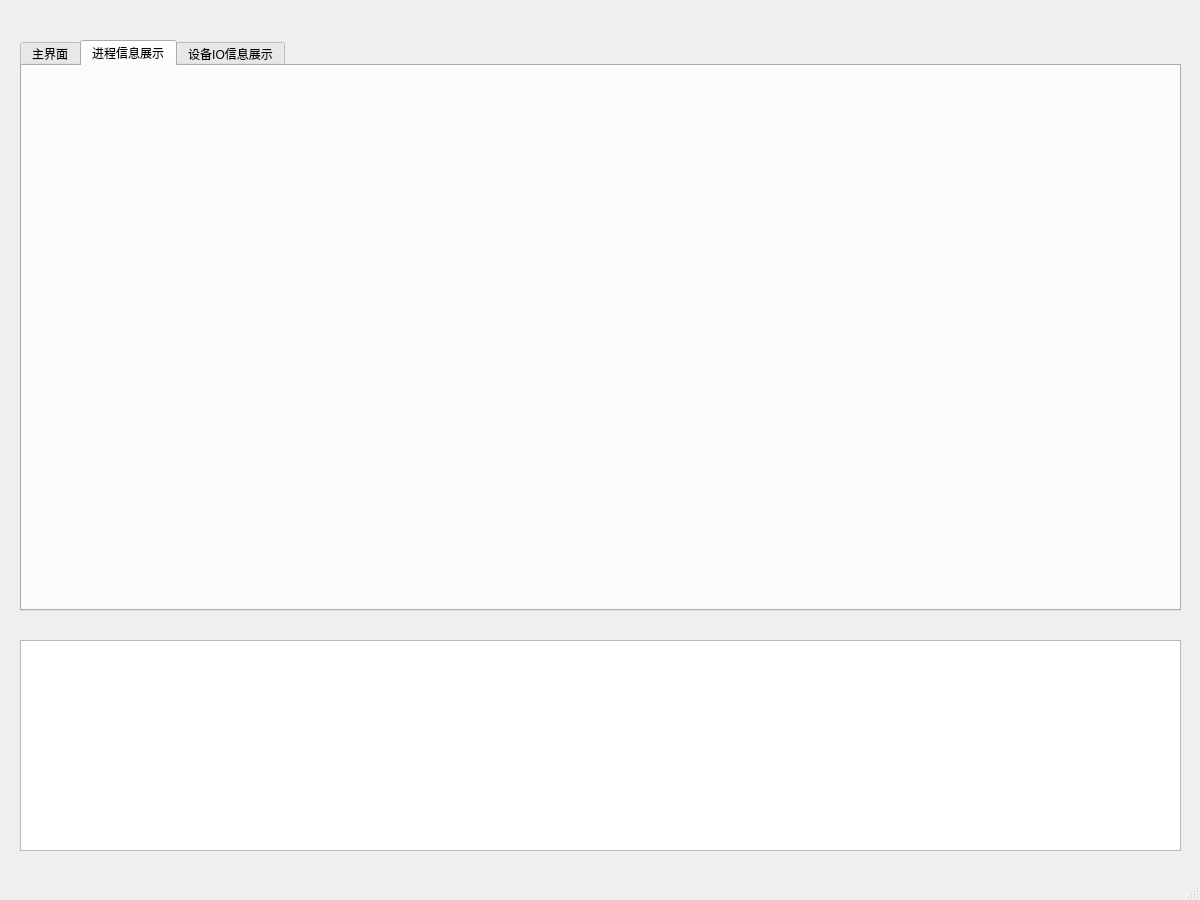
First picture: the form in main_test.ui, repository Fotiligner/OSproject, before the edit.
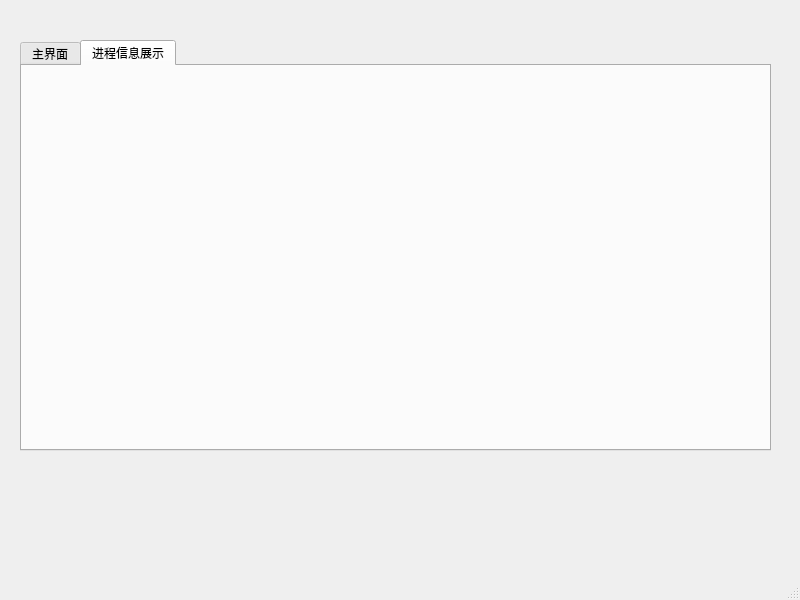
Second picture: the form after the edit. The open tabs and pages were chosen to show the change.

```diff
--- a/main_test.ui
+++ b/main_test.ui
@@ -2,29 +2,14 @@
 <ui version="4.0">
  <class>MainWindow</class>
  <widget class="QMainWindow" name="MainWindow">
-  <property name="enabled">
-   <bool>true</bool>
-  </property>
   <property name="geometry">
    <rect>
     <x>0</x>
     <y>0</y>
-    <width>1200</width>
-    <height>900</height>
+    <width>800</width>
+    <height>600</height>
    </rect>
   </property>
-  <property name="minimumSize">
-   <size>
-    <width>1200</width>
-    <height>900</height>
-   </size>
-  </property>
-  <property name="maximumSize">
-   <size>
-    <width>1200</width>
-    <height>900</height>
-   </size>
-  </property>
   <property name="windowTitle">
    <string>操作系统模拟软件</string>
   </property>
@@ -34,8 +19,8 @@
      <rect>
       <x>20</x>
       <y>40</y>
-      <width>1161</width>
-      <height>571</height>
+      <width>751</width>
+      <height>411</height>
      </rect>
     </property>
     <property name="currentIndex">
@@ -51,22 +36,17 @@
       <string>进程信息展示</string>
      </attribute>
     </widget>
-    <widget class="QWidget" name="tab_3">
-     <attribute name="title">
-      <string>设备IO信息展示</string>
-     </attribute>
-    </widget>
    </widget>
-   <widget class="QTextBrowser" name="textBrowser">
-    <property name="geometry">
-     <rect>
-      <x>20</x>
-      <y>640</y>
-      <width>1161</width>
-      <height>211</height>
-     </rect>
-    </property>
-   </widget>
+  </widget>
+  <widget class="QMenuBar" name="menubar">
+   <property name="geometry">
+    <rect>
+     <x>0</x>
+     <y>0</y>
+     <width>800</width>
+     <height>26</height>
+    </rect>
+   </property>
   </widget>
   <widget class="QStatusBar" name="statusbar"/>
  </widget>
```
Left out of the diff: 4 changed lines with no effect on the pictures.
